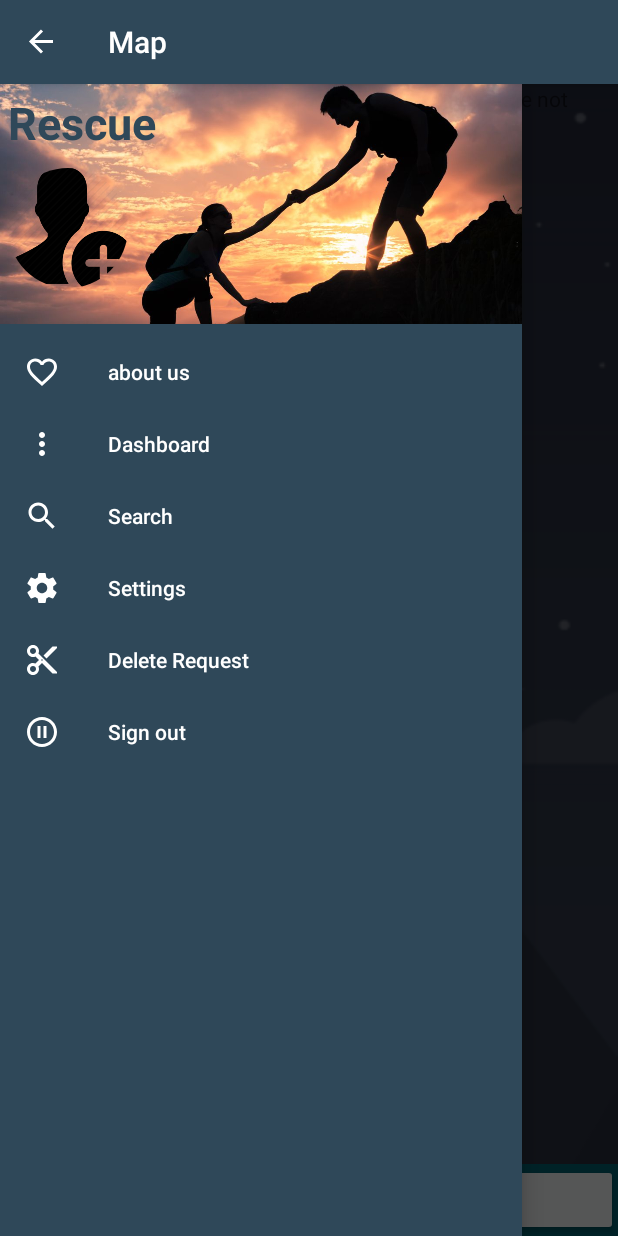
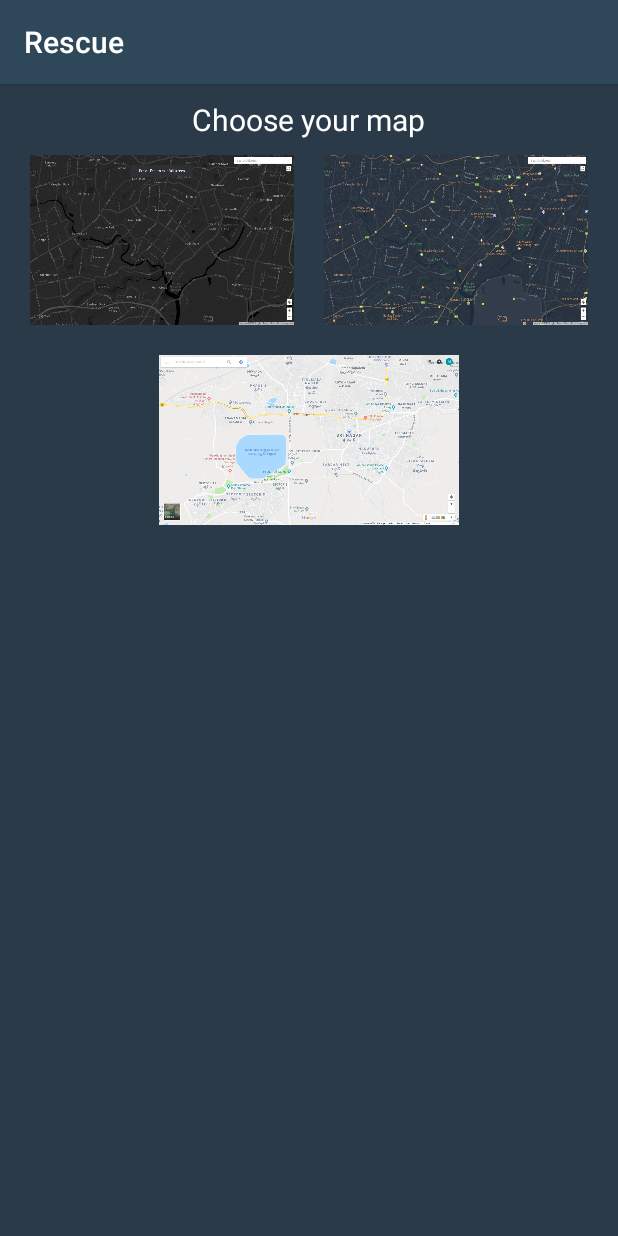
Before and after one commit to kabeersohail/Rescuenew, an Android app: the screen it shows after launch once a user with an empty profile is signed in (MapsActivity before the commit, Settings after it), after a tap on "Settings", on a phone screen of 412 x 824 dp. Run offline under Robolectric (Android 15) with nearby library versions, the phone set to English and light mode, and no system bars; our stand-ins replace CircleImageView, Firebase (no records; nobody signed in at launch, a user with empty details on screens opened directly); libraries missing offline, so code that uses them is left out: com.firebase.ui; 3 other taps on this screen came first.

```diff
--- /dev/null
+++ b/app/src/main/java/com/example/sohail/rescue/Settings.java
@@ -0,0 +1,57 @@
+package com.example.sohail.rescue;
+
+import android.content.Intent;
+import android.preference.PreferenceManager;
+import android.support.v7.app.AppCompatActivity;
+import android.os.Bundle;
+import android.view.View;
+import android.widget.ImageView;
+
+public class Settings extends AppCompatActivity {
+
+    ImageView darkmap,navybluemap,normal;
+
+    @Override
+    protected void onCreate(Bundle savedInstanceState) {
+        super.onCreate(savedInstanceState);
+        setContentView(R.layout.activity_settings);
+
+        darkmap = findViewById(R.id.darkmap);
+        navybluemap = findViewById(R.id.navyblue);
+        normal = findViewById(R.id.normal);
+
+        darkmap.setOnClickListener(new View.OnClickListener() {
+            @Override
+            public void onClick(View v) {
+                PreferenceManager.getDefaultSharedPreferences(getApplicationContext()).edit().putString("MapStyle","dark").apply();
+                Intent i = getBaseContext().getPackageManager()
+                        .getLaunchIntentForPackage( getBaseContext().getPackageName() );
+                i.addFlags(Intent.FLAG_ACTIVITY_CLEAR_TOP);
+                startActivity(i);
+            }
+        });
+
+        navybluemap.setOnClickListener(new View.OnClickListener() {
+            @Override
+            public void onClick(View v) {
+                PreferenceManager.getDefaultSharedPreferences(getApplicationContext()).edit().putString("MapStyle","Navybluemap").apply();
+                Intent i = getBaseContext().getPackageManager()
+                        .getLaunchIntentForPackage( getBaseContext().getPackageName() );
+                i.addFlags(Intent.FLAG_ACTIVITY_CLEAR_TOP);
+                startActivity(i);
+            }
+        });
+
+        normal.setOnClickListener(new View.OnClickListener() {
+            @Override
+            public void onClick(View v) {
+                PreferenceManager.getDefaultSharedPreferences(getApplicationContext()).edit().putString("MapStyle","normal").apply();
+                Intent i = getBaseContext().getPackageManager()
+                        .getLaunchIntentForPackage( getBaseContext().getPackageName() );
+                i.addFlags(Intent.FLAG_ACTIVITY_CLEAR_TOP);
+                startActivity(i);
+            }
+        });
+
+    }
+}
--- /dev/null
+++ b/app/src/main/res/layout/activity_settings.xml
@@ -0,0 +1,60 @@
+<?xml version="1.0" encoding="utf-8"?>
+<LinearLayout
+    android:padding="10dp"
+    android:orientation="vertical"
+    xmlns:android="http://schemas.android.com/apk/res/android"
+    xmlns:tools="http://schemas.android.com/tools"
+    android:layout_width="fill_parent"
+    android:layout_height="match_parent"
+    android:background="#2a3a48"
+    android:layout_gravity="center"
+    tools:context=".Settings">
+
+
+        <TextView
+            android:textSize="20sp"
+            android:textColor="#FFFFFF"
+            android:layout_width="wrap_content"
+            android:layout_height="wrap_content"
+            android:layout_gravity="center"
+            android:text="@string/choose_your_map"/>
+
+        <LinearLayout
+            android:orientation="horizontal"
+            android:layout_width="fill_parent"
+            android:layout_height="wrap_content">
+
+                <ImageView
+                    android:layout_margin="10dp"
+                    android:id="@+id/darkmap"
+                    android:layout_width="0dp"
+                    android:layout_weight="1"
+                    android:layout_height="113dp"
+                    android:background="@drawable/darkmap"
+                    android:contentDescription="@string/app_name" />
+
+
+
+                <ImageView
+                    android:id="@+id/navyblue"
+                    android:layout_width="0dp"
+                    android:layout_height="113dp"
+                    android:layout_margin="10dp"
+                    android:layout_weight="1"
+                    android:background="@drawable/navybluemap"
+                    android:contentDescription="@string/app_name" />
+
+        </LinearLayout>
+
+
+        <ImageView
+            android:layout_gravity="center"
+            android:id="@+id/normal"
+            android:layout_width="200dp"
+            android:layout_height="113dp"
+            android:layout_margin="10dp"
+            android:background="@drawable/normalmap"
+            android:contentDescription="@string/app_name"
+            android:padding="10dp" />
+
+</LinearLayout>
--- a/app/src/main/res/values/strings.xml
+++ b/app/src/main/res/values/strings.xml
@@ -104,4 +104,5 @@
     <string name="pref_ringtone_silent">Silent</string>
 
     <string name="pref_title_vibrate">Vibrate</string>
+    <string name="choose_your_map">Choose your map</string>
 </resources>
```
Also changed, not shown: app/src/main/AndroidManifest.xml (+6 -8 lines), app/src/main/java/com/example/sohail/rescue/MapsActivity.java (+22 -3 lines), app/src/main/res/drawable/darkmap.png (added), app/src/main/res/drawable/navybluemap.png (added), app/src/main/res/drawable/normalmap.png (added).
